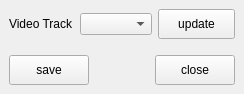
First picture: the form in app/resolve/Python/rs_resolve/tool/text_plus2srt/text_plus2srt.ui, repository nakano000/Resolve_Script, before the edit.
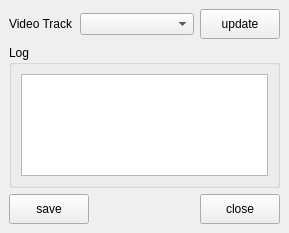
Second picture: the form after the edit. Custom widgets are drawn as their Qt base class.

Commit message: ui変更

The edit to the form file:
```diff
--- a/app/resolve/Python/rs_resolve/tool/text_plus2srt/text_plus2srt.ui
+++ b/app/resolve/Python/rs_resolve/tool/text_plus2srt/text_plus2srt.ui
@@ -6,8 +6,8 @@
    <rect>
     <x>0</x>
     <y>0</y>
-    <width>244</width>
-    <height>94</height>
+    <width>289</width>
+    <height>233</height>
    </rect>
   </property>
   <property name="windowTitle">
@@ -53,17 +53,35 @@
      </layout>
     </item>
     <item>
-     <spacer name="verticalSpacer">
-      <property name="orientation">
-       <enum>Qt::Vertical</enum>
+     <widget class="QGroupBox" name="groupBox_2">
+      <property name="sizePolicy">
+       <sizepolicy hsizetype="Preferred" vsizetype="Expanding">
+        <horstretch>0</horstretch>
+        <verstretch>0</verstretch>
+       </sizepolicy>
       </property>
-      <property name="sizeHint" stdset="0">
-       <size>
-        <width>20</width>
-        <height>1</height>
-       </size>
+      <property name="title">
+       <string>Log</string>
       </property>
-     </spacer>
+      <layout class="QVBoxLayout" name="verticalLayout_2">
+       <item>
+        <widget class="LogTextEdit" name="logTextEdit">
+         <property name="sizePolicy">
+          <sizepolicy hsizetype="Expanding" vsizetype="Expanding">
+           <horstretch>0</horstretch>
+           <verstretch>0</verstretch>
+          </sizepolicy>
+         </property>
+         <property name="lineWrapMode">
+          <enum>QTextEdit::NoWrap</enum>
+         </property>
+         <property name="readOnly">
+          <bool>true</bool>
+         </property>
+        </widget>
+       </item>
+      </layout>
+     </widget>
     </item>
     <item>
      <layout class="QHBoxLayout" name="horizontalLayout">
@@ -117,6 +135,13 @@
    </layout>
   </widget>
  </widget>
+ <customwidgets>
+  <customwidget>
+   <class>LogTextEdit</class>
+   <extends>QTextEdit</extends>
+   <header>rs.gui.log</header>
+  </customwidget>
+ </customwidgets>
  <resources/>
  <connections/>
 </ui>
```
The commit also changes 2 other files.
